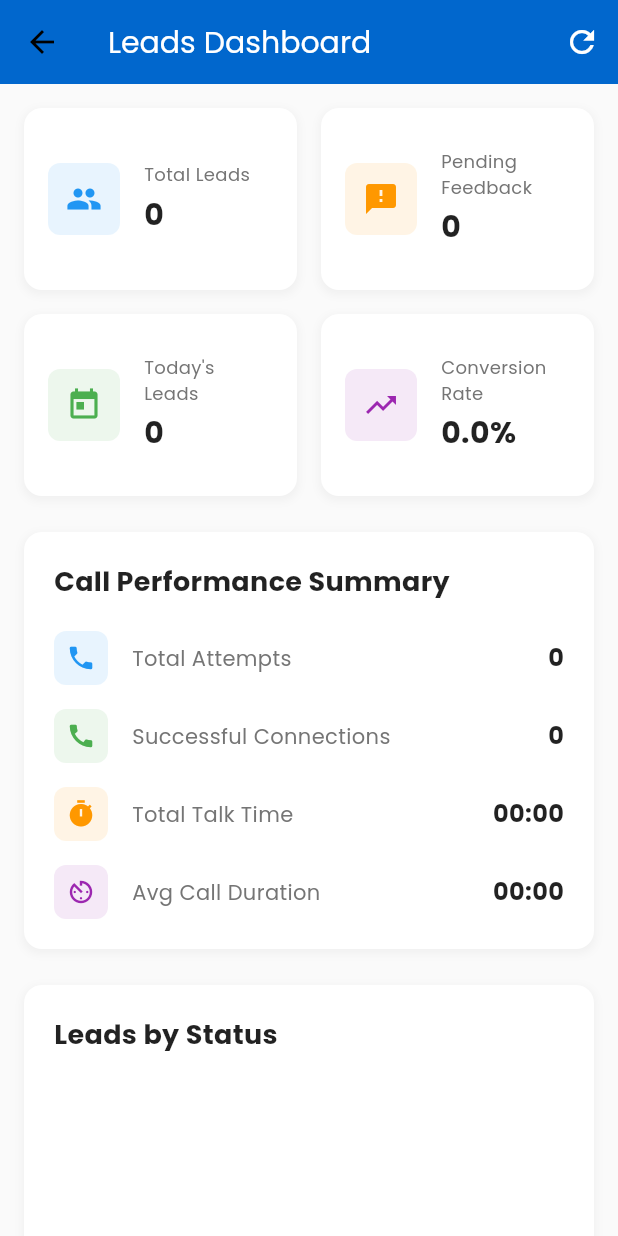
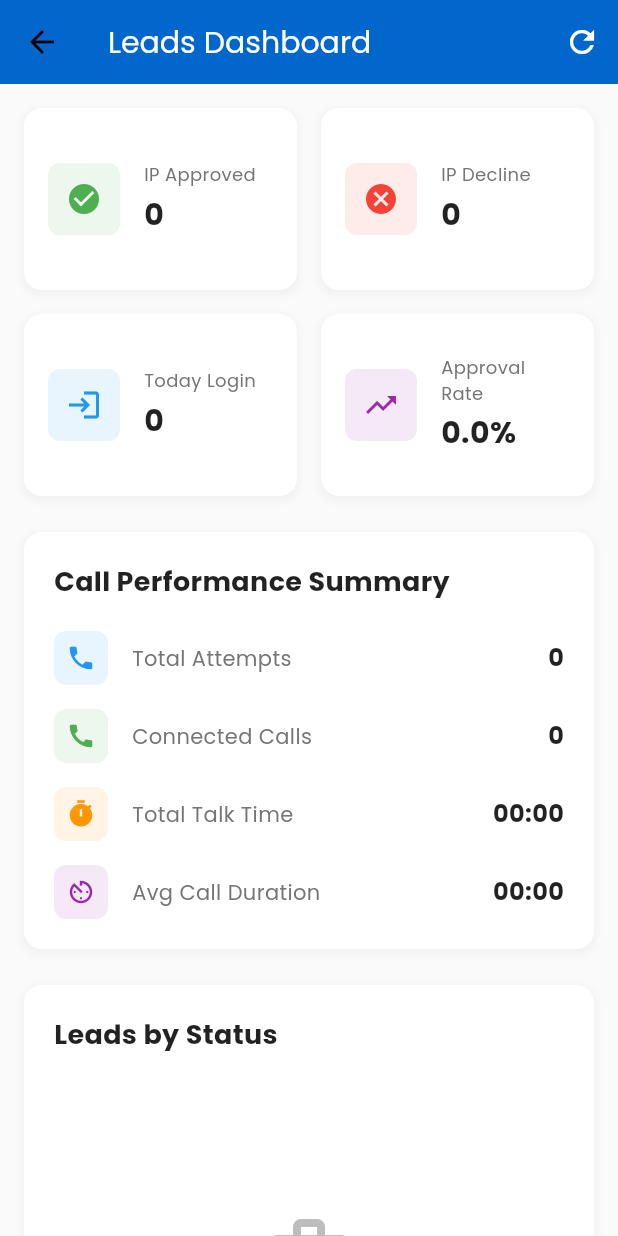
Before and after one commit to credlawn/app, a Flutter app: the LeadsDashboardScreen screen opened directly with empty values, on a phone screen of 412 x 824 dp. Run offline on Flutter 3.47's test engine with Material 3 defaults, Android fonts, the phone set to English and light mode, and no system bars; drawn by our look-alikes of fl_chart; our stand-ins replace cached_network_image, connectivity_plus, device_info_plus, firebase_core, firebase_messaging, flutter_local_notifications and 9 more; missing offline and left inert: call_log, flutter_phone_direct_caller, google_mlkit_text_recognition, workmanager; accounts and stored records are empty; network calls fail; statements that could not run were skipped.

Commit message:
V1.9.9 Leads dashboard added

```diff
--- a/lib/screens/leads_dashboard_screen.dart
+++ b/lib/screens/leads_dashboard_screen.dart
@@ -33,6 +33,10 @@ class _LeadsDashboardScreenState extends State<LeadsDashboardScreen> {
   int _pendingFeedback = 0;
   int _todaysLeads = 0;
   double _conversionRate = 0.0;
+  int _ipApprovedToday = 0;
+  int _ipDeclineToday = 0;
+  int _todayLogin = 0;
+  double _approvalRate = 0.0;
 
   @override
   void initState() {
@@ -68,9 +72,14 @@ class _LeadsDashboardScreenState extends State<LeadsDashboardScreen> {
     _totalDuration = 0;
     _pendingFeedback = 0;
     _todaysLeads = 0;
+    _ipApprovedToday = 0;
+    _ipDeclineToday = 0;
+    _todayLogin = 0;
+    _approvalRate = 0.0;
 
     final now = DateTime.now();
     final today = DateTime(now.year, now.month, now.day);
+    final todayString = DateFormat('yyyy-MM-dd').format(today);
     final todayStart = today.millisecondsSinceEpoch;
     final todayEnd = now.millisecondsSinceEpoch;
 
@@ -109,9 +118,11 @@ class _LeadsDashboardScreenState extends State<LeadsDashboardScreen> {
     for (var leadWithInfo in leads) {
       final lead = leadWithInfo.lead;
 
-      // Status counts for pie chart
+      // Status counts for pie chart (exclude "New" and only today)
+      if (lead.leadStatus != 'New' && lead.leadStatusDate == todayString) {
         final status = lead.leadStatus ?? 'Unknown';
         _statusCounts[status] = (_statusCounts[status] ?? 0) + 1;
+      }
 
       // Pending feedback
       if (leadWithInfo.callCount > 0 &&
@@ -131,6 +142,19 @@ class _LeadsDashboardScreenState extends State<LeadsDashboardScreen> {
       } catch (e) {
         // Invalid date, skip
       }
+
+      // IP Approved and IP Decline counts for today
+      if (lead.leadStatus == 'IP Approved' && lead.leadStatusDate == todayString) {
+        _ipApprovedToday++;
+      } else if (lead.leadStatus == 'IP Decline' && lead.leadStatusDate == todayString) {
+        _ipDeclineToday++;
+      }
+    }
+
+    // Calculate Today Login and Approval Rate
+    _todayLogin = _ipApprovedToday + _ipDeclineToday;
+    if (_todayLogin > 0) {
+      _approvalRate = (_ipApprovedToday / _todayLogin) * 100;
     }
 
     // Conversion rate
@@ -233,26 +257,26 @@ class _LeadsDashboardScreenState extends State<LeadsDashboardScreen> {
       physics: const NeverScrollableScrollPhysics(),
       children: [
         _buildSummaryCard(
-          title: 'Total Leads',
-          value: _allLeads.length.toString(),
-          icon: Icons.people,
+          title: 'IP Approved',
+          value: _ipApprovedToday.toString(),
+          icon: Icons.check_circle,
+          color: Colors.green,
+        ),
+        _buildSummaryCard(
+          title: 'IP Decline',
+          value: _ipDeclineToday.toString(),
+          icon: Icons.cancel,
+          color: Colors.red,
+        ),
+        _buildSummaryCard(
+          title: 'Today Login',
+          value: _todayLogin.toString(),
+          icon: Icons.login,
           color: Colors.blue,
         ),
         _buildSummaryCard(
-          title: 'Pending Feedback',
-          value: _pendingFeedback.toString(),
-          icon: Icons.feedback,
-          color: Colors.orange,
-        ),
-        _buildSummaryCard(
-          title: 'Today\'s Leads',
-          value: _todaysLeads.toString(),
-          icon: Icons.today,
-          color: Colors.green,
-        ),
-        _buildSummaryCard(
-          title: 'Conversion Rate',
-          value: '${_conversionRate.toStringAsFixed(1)}%',
+          title: 'Approval Rate',
+          value: '${_approvalRate.toStringAsFixed(1)}%',
           icon: Icons.trending_up,
           color: Colors.purple,
         ),
@@ -356,7 +380,7 @@ class _LeadsDashboardScreenState extends State<LeadsDashboardScreen> {
           const SizedBox(height: 16),
           _buildCallSummaryItem(
             icon: Icons.call,
-            label: 'Successful Connections',
+            label: 'Connected Calls',
             value: _totalConnected.toString(),
             color: Colors.green,
           ),
@@ -444,6 +468,44 @@ class _LeadsDashboardScreenState extends State<LeadsDashboardScreen> {
             ),
           ),
           const SizedBox(height: 20),
+          if (_statusCounts.isEmpty)
+            Container(
+              height: 300,
+              child: Center(
+                child: Column(
+                  mainAxisAlignment: MainAxisAlignment.center,
+                  children: [
+                    Icon(
+                      Icons.work_outline,
+                      size: 64,
+                      color: Colors.grey.shade400,
+                    ),
+                    const SizedBox(height: 16),
+                    Text(
+                      'Have you started your work today?',
+                      style: GoogleFonts.poppins(
+                        fontSize: 16,
+                        color: Colors.grey.shade600,
+                        fontWeight: FontWeight.w500,
+                      ),
+                      textAlign: TextAlign.center,
+                    ),
+                    const SizedBox(height: 8),
+                    Text(
+                      'No leads worked on yet',
+                      style: GoogleFonts.poppins(
+                        fontSize: 14,
+                        color: Colors.grey.shade500,
+                      ),
+                      textAlign: TextAlign.center,
+                    ),
+                  ],
+                ),
+              ),
+            )
+          else
+            Column(
+              children: [
                 SizedBox(
                   height: 300,
                   child: PieChart(
@@ -457,6 +519,8 @@ class _LeadsDashboardScreenState extends State<LeadsDashboardScreen> {
                 ),
                 const SizedBox(height: 20),
                 _buildChartLegend(),
+              ],
+            ),
         ],
       ),
     );
@@ -477,8 +541,10 @@ class _LeadsDashboardScreenState extends State<LeadsDashboardScreen> {
     final sections = <PieChartSectionData>[];
     int colorIndex = 0;
 
+    final totalFilteredLeads = _statusCounts.values.fold(0, (sum, count) => sum + count);
+
     _statusCounts.forEach((status, count) {
-      final percentage = (_allLeads.isNotEmpty) ? (count / _allLeads.length) * 100 : 0;
+      final percentage = (totalFilteredLeads > 0) ? (count / totalFilteredLeads) * 100 : 0;
       sections.add(
         PieChartSectionData(
           value: count.toDouble(),
```
Lines whose indentation alone changed are shown as unchanged.
